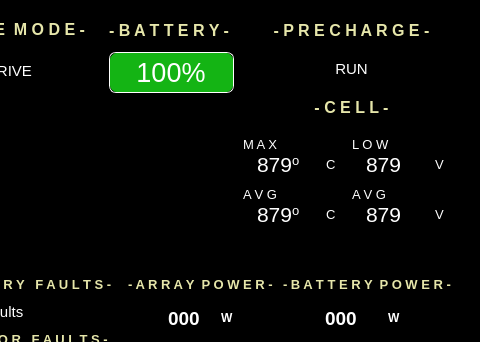
Old version of the form src/ViewLayer/RaceModeDisplay/RaceModeDashboardUI.ui in the repository UCSolarCarTeam/Epsilon-Dashboard; both pictures show x 320 to 800 and y 0 to 342 of the 800 by 480 pixel window.
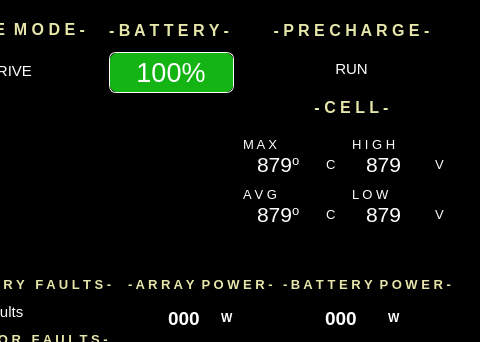
New version of the form. Icons and pictures are not drawn.

Commit message: Replace avg cell with high cell voltages

Diff of the .ui file:
```diff
--- a/src/ViewLayer/RaceModeDisplay/RaceModeDashboardUI.ui
+++ b/src/ViewLayer/RaceModeDisplay/RaceModeDashboardUI.ui
@@ -1670,14 +1670,14 @@
                          </widget>
                         </item>
                         <item>
-                         <widget class="QWidget" name="lowCellVoltageInfo" native="true">
+                         <widget class="QWidget" name="highCellInfoWidget" native="true">
                           <property name="font">
                            <font>
                             <weight>75</weight>
                             <bold>true</bold>
                            </font>
                           </property>
-                          <layout class="QVBoxLayout" name="verticalLayout_20">
+                          <layout class="QVBoxLayout" name="verticalLayout_21">
                            <property name="spacing">
                             <number>0</number>
                            </property>
@@ -1694,7 +1694,7 @@
                             <number>0</number>
                            </property>
                            <item>
-                            <widget class="QLabel" name="lowCellVoltageTitle">
+                            <widget class="QLabel" name="highCellVoltageTitle">
                              <property name="font">
                               <font>
                                <pointsize>10</pointsize>
@@ -1710,19 +1710,19 @@
 }</string>
                              </property>
                              <property name="text">
-                              <string>L O W</string>
+                              <string>H I G H</string>
                              </property>
                             </widget>
                            </item>
                            <item>
-                            <widget class="QWidget" name="lowestCellVoltageWidget" native="true">
+                            <widget class="QWidget" name="highCellVoltageWidget" native="true">
                              <property name="font">
                               <font>
                                <weight>75</weight>
                                <bold>true</bold>
                               </font>
                              </property>
-                             <layout class="QHBoxLayout" name="horizontalLayout_21">
+                             <layout class="QHBoxLayout" name="horizontalLayout_22">
                               <property name="spacing">
                                <number>0</number>
                               </property>
@@ -1739,7 +1739,7 @@
                                <number>0</number>
                               </property>
                               <item>
-                               <widget class="QLabel" name="lowestCellVoltageLabel">
+                               <widget class="QLabel" name="highCellVoltageLabel">
                                 <property name="maximumSize">
                                  <size>
                                   <width>55</width>
@@ -1763,7 +1763,7 @@
                                </widget>
                               </item>
                               <item>
-                               <widget class="QLabel" name="lowestCellVoltageUnit">
+                               <widget class="QLabel" name="highCellVoltageUnit">
                                 <property name="sizePolicy">
                                  <sizepolicy hsizetype="Fixed" vsizetype="Preferred">
                                   <horstretch>0</horstretch>
@@ -1784,11 +1784,8 @@
                                  </font>
                                 </property>
                                 <property name="styleSheet">
-                                 <string notr="true">QLabel {
-
-color: white;
-qproperty-alignment: 'AlignBottom | AlignLeft';
-}</string>
+                                 <string notr="true">
+color: white;</string>
                                 </property>
                                 <property name="text">
                                  <string>V</string>
@@ -1964,14 +1961,14 @@
                          </widget>
                         </item>
                         <item>
-                         <widget class="QWidget" name="avgCellInfoWidget" native="true">
+                         <widget class="QWidget" name="lowCellVoltageInfo" native="true">
                           <property name="font">
                            <font>
                             <weight>75</weight>
                             <bold>true</bold>
                            </font>
                           </property>
-                          <layout class="QVBoxLayout" name="verticalLayout_21">
+                          <layout class="QVBoxLayout" name="verticalLayout_20">
                            <property name="spacing">
                             <number>0</number>
                            </property>
@@ -1988,7 +1985,7 @@
                             <number>0</number>
                            </property>
                            <item>
-                            <widget class="QLabel" name="avgCellVoltageTitle">
+                            <widget class="QLabel" name="lowCellVoltageTitle">
                              <property name="font">
                               <font>
                                <pointsize>10</pointsize>
@@ -2004,19 +2001,19 @@
 }</string>
                              </property>
                              <property name="text">
-                              <string>A V G</string>
+                              <string>L O W</string>
                              </property>
                             </widget>
                            </item>
                            <item>
-                            <widget class="QWidget" name="avgCellVoltageWidget" native="true">
+                            <widget class="QWidget" name="lowestCellVoltageWidget" native="true">
                              <property name="font">
                               <font>
                                <weight>75</weight>
                                <bold>true</bold>
                               </font>
                              </property>
-                             <layout class="QHBoxLayout" name="horizontalLayout_22">
+                             <layout class="QHBoxLayout" name="horizontalLayout_21">
                               <property name="spacing">
                                <number>0</number>
                               </property>
@@ -2033,7 +2030,7 @@
                                <number>0</number>
                               </property>
                               <item>
-                               <widget class="QLabel" name="avgCellVoltageLabel">
+                               <widget class="QLabel" name="lowestCellVoltageLabel">
                                 <property name="maximumSize">
                                  <size>
                                   <width>55</width>
@@ -2057,7 +2054,7 @@
                                </widget>
                               </item>
                               <item>
-                               <widget class="QLabel" name="avgCellVoltageUnit">
+                               <widget class="QLabel" name="lowestCellVoltageUnit">
                                 <property name="sizePolicy">
                                  <sizepolicy hsizetype="Fixed" vsizetype="Preferred">
                                   <horstretch>0</horstretch>
@@ -2078,8 +2075,11 @@
                                  </font>
                                 </property>
                                 <property name="styleSheet">
-                                 <string notr="true">
-color: white;</string>
+                                 <string notr="true">QLabel {
+
+color: white;
+qproperty-alignment: 'AlignBottom | AlignLeft';
+}</string>
                                 </property>
                                 <property name="text">
                                  <string>V</string>
```
Left out of the diff: 7 changed lines with no effect on the pictures. The commit also changes 5 other files.
